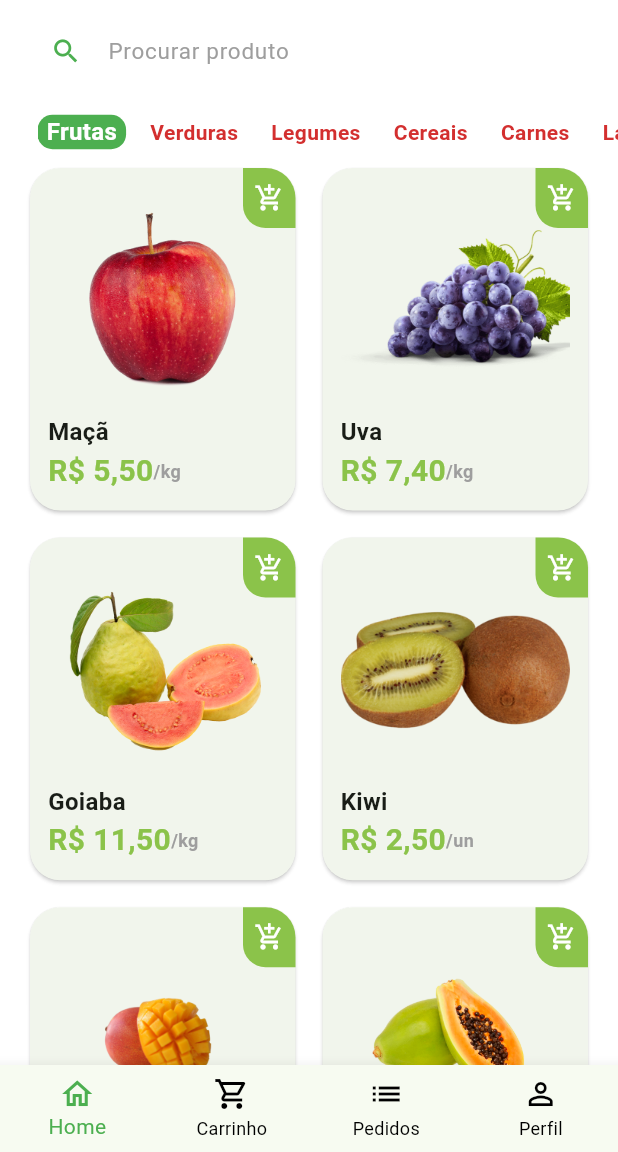
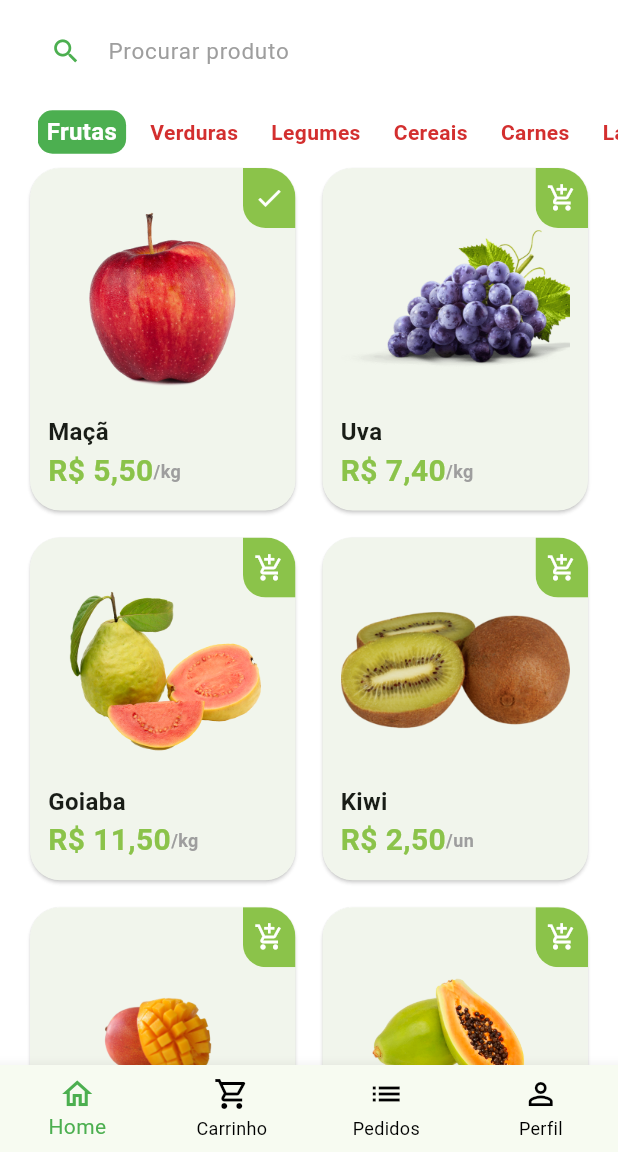
Before and after one commit to TPAlves/curso-flutter, a Flutter app: the screen it shows after launch, after a tap on "Entrar", after a tap on the "add shopping cart" icon, on a phone screen of 412 x 824 dp, the part 84-1236 px from its top. Run offline on Flutter 3.47's test engine with Material 3 defaults, Android fonts, the phone set to English and light mode, and no system bars; our stand-ins replace animated_text_kit, fluttertoast, mask_text_input_formatter, qr_flutter; missing offline and left inert: add_to_cart_animation, dart:ffi.

```diff
--- a/lib/main.dart
+++ b/lib/main.dart
@@ -12,7 +12,7 @@ class MyApp extends StatelessWidget {
   @override
   Widget build(BuildContext context) {
     return MaterialApp(
-      title: 'Flutter',
+      title: 'GreenGrocer',
       theme: ThemeData(
         colorScheme: ColorScheme.fromSeed(seedColor: Colors.green),
         primarySwatch: Colors.green,
--- a/lib/src/pages/base/base_screen.dart
+++ b/lib/src/pages/base/base_screen.dart
@@ -39,7 +39,11 @@ class _BaseScreenState extends State<BaseScreen> {
         onTap: (index) {
           setState(() {
             currentIndex = index;
-            pageController.jumpToPage(index);
+            pageController.animateToPage(
+              index,
+              duration: const Duration(milliseconds: 700),
+              curve: Curves.ease,
+            );
           });
         },
         selectedItemColor: Colors.green,
--- a/lib/src/pages/cart/cart_tab.dart
+++ b/lib/src/pages/cart/cart_tab.dart
@@ -20,6 +20,10 @@ class _CartTabState extends State<CartTab> {
   void removeItemFromCart(CartItemModel cartItem) {
     setState(() {
       appData.cartItems.remove(cartItem);
+      widget.utilsServices.showToast(
+        message: '${cartItem.item.itemName} removido(a)',
+        isError: false,
+      );
     });
   }
 
@@ -69,6 +73,7 @@ class _CartTabState extends State<CartTab> {
       appBar: CustomAppBar(title: "Carrinho"),
       body: Column(
         children: [
+          // Lista de itens do carrinho
           Expanded(
             child: ListView.builder(
               itemCount: appData.cartItems.length,
--- a/lib/src/pages/home/components/category_tile.dart
+++ b/lib/src/pages/home/components/category_tile.dart
@@ -14,12 +14,13 @@ class CategoryTile extends StatelessWidget {
 
   @override
   Widget build(BuildContext context) {
-    return GestureDetector(
+    return InkWell(
+      borderRadius: BorderRadius.circular(30),
       onTap: onPressed,
       child: Align(
         alignment: Alignment.center,
         child: Container(
-          padding: const EdgeInsets.symmetric(horizontal: 6),
+          padding: const EdgeInsets.symmetric(horizontal: 6, vertical: 3),
           decoration: BoxDecoration(
             color: isSelected ? Colors.green : Colors.transparent,
             borderRadius: BorderRadius.circular(10),
--- a/lib/src/pages/home/components/item_tile.dart
+++ b/lib/src/pages/home/components/item_tile.dart
@@ -4,19 +4,32 @@ import 'package:greengrocer/src/models/item_model.dart';
 import 'package:greengrocer/src/pages/product/product_screen.dart';
 import 'package:greengrocer/src/services/utils_services.dart';
 
-class ItemTile extends StatelessWidget {
+class ItemTile extends StatefulWidget {
   final ItemModel item;
   final UtilsServices utilsServices;
   final void Function(GlobalKey) cartAnimationMethod;
 
-  ItemTile({
+  const ItemTile({
     super.key,
     required this.item,
     required this.utilsServices,
     required this.cartAnimationMethod,
   });
 
+  @override
+  State<ItemTile> createState() => _ItemTileState();
+}
+
+class _ItemTileState extends State<ItemTile> {
   final GlobalKey imageGK = GlobalKey();
+
+  IconData tileIconCart = Icons.add_shopping_cart_outlined;
+
+  Future<void> switchIcon() async {
+    setState(() => tileIconCart = Icons.check);
+    await Future.delayed(const Duration(milliseconds: 2000));
+    setState(() => tileIconCart = Icons.add_shopping_cart_outlined);
+  }
 
   @override
   Widget build(BuildContext context) {
@@ -28,8 +41,10 @@ class ItemTile extends StatelessWidget {
             Navigator.of(context).push(
               MaterialPageRoute(
                 builder:
-                    (context) =>
-                        ProductScreen(item: item, utilsServices: utilsServices),
+                    (context) => ProductScreen(
+                      item: widget.item,
+                      utilsServices: widget.utilsServices,
+                    ),
               ),
             );
           },
@@ -47,14 +62,14 @@ class ItemTile extends StatelessWidget {
                   // Imagem
                   Expanded(
                     child: Hero(
-                      tag: item.image,
-                      child: Image.asset(item.image, key: imageGK),
+                      tag: widget.item.image,
+                      child: Image.asset(widget.item.image, key: imageGK),
                     ),
                   ),
 
                   // Nome do produto
                   Text(
-                    item.itemName,
+                    widget.item.itemName,
                     style: const TextStyle(
                       fontSize: 16,
                       fontWeight: FontWeight.bold,
@@ -64,7 +79,7 @@ class ItemTile extends StatelessWidget {
                   Row(
                     children: [
                       Text(
-                        utilsServices.priceToCurrency(item.price),
+                        widget.utilsServices.priceToCurrency(widget.item.price),
                         style: TextStyle(
                           fontWeight: FontWeight.bold,
                           fontSize: 20,
@@ -72,7 +87,7 @@ class ItemTile extends StatelessWidget {
                         ),
                       ),
                       Text(
-                        '/${item.unit}',
+                        '/${widget.item.unit}',
                         style: TextStyle(
                           color: Colors.grey.shade500,
                           fontWeight: FontWeight.bold,
@@ -91,24 +106,25 @@ class ItemTile extends StatelessWidget {
         Positioned(
           top: 4,
           right: 4,
-          child: GestureDetector(
-            onTap: () {
-              cartAnimationMethod(imageGK);
-            },
-            child: Container(
-              height: 40,
-              decoration: BoxDecoration(
-                color: CustomColors.customSwatchColor,
-                borderRadius: const BorderRadius.only(
-                  bottomLeft: Radius.circular(15),
-                  topRight: Radius.circular(20),
+          child: ClipRRect(
+            borderRadius: const BorderRadius.only(
+              bottomLeft: Radius.circular(15),
+              topRight: Radius.circular(20),
+            ),
+            child: Material(
+              child: InkWell(
+                onTap: () {
+                  switchIcon();
+                  widget.cartAnimationMethod(imageGK);
+                },
+                child: Ink(
+                  height: 40,
+                  decoration: BoxDecoration(
+                    color: CustomColors.customSwatchColor,
+                  ),
+                  width: 35,
+                  child: Icon(tileIconCart, color: Colors.white, size: 20),
                 ),
-              ),
-              width: 35,
-              child: const Icon(
-                Icons.add_shopping_cart_outlined,
-                color: Colors.white,
-                size: 20,
               ),
             ),
           ),
--- a/lib/src/pages/home/home_tab.dart
+++ b/lib/src/pages/home/home_tab.dart
@@ -23,6 +23,8 @@ class _HomeTabState extends State<HomeTab> {
   void itemSelectedCartAnimation(GlobalKey cartIconKey) {
     runAddToCartAnimation(cartIconKey);
   }
+
+  final UtilsServices utilsServices = UtilsServices();
 
   @override
   Widget build(BuildContext context) {
@@ -158,7 +160,6 @@ class _HomeTabState extends State<HomeTab> {
                 ),
                 itemCount: app_data.items.length,
                 itemBuilder: (_, index) {
-                  final UtilsServices utilsServices = UtilsServices();
                   return ItemTile(
                     item: app_data.items[index],
                     utilsServices: utilsServices,
```
Also changed, not shown: lib/src/services/utils_services.dart (+14 -0 lines), pubspec.yaml (+8 -0 lines), assets/app_image/logo.png (added), pubspec.lock, 29 other files.
